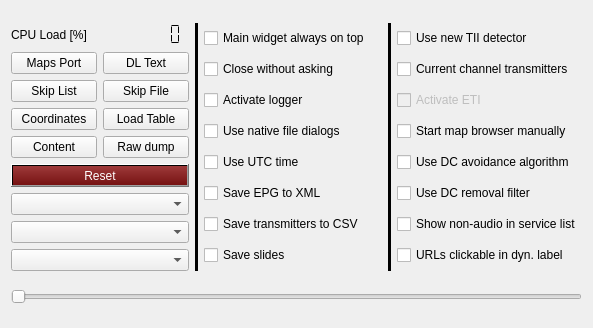
The window that src/configuration/configuration.ui (tomneda/DABstar) describes before a commit, drawn with Qt 5.
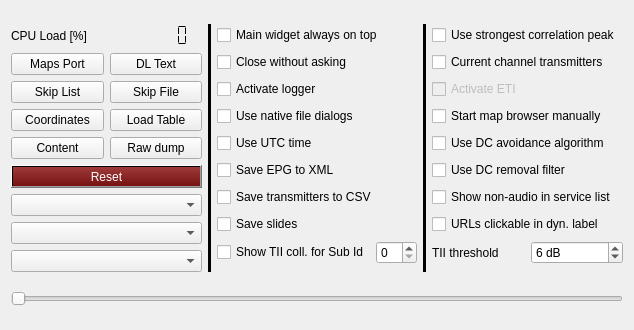
The same window after the commit.

What changed in the file:
```diff
--- a/src/configuration/configuration.ui
+++ b/src/configuration/configuration.ui
@@ -6,8 +6,8 @@
    <rect>
     <x>0</x>
     <y>0</y>
-    <width>593</width>
-    <height>328</height>
+    <width>634</width>
+    <height>330</height>
    </rect>
   </property>
   <property name="windowTitle">
@@ -291,6 +291,33 @@
          </property>
         </widget>
        </item>
+       <item>
+        <layout class="QHBoxLayout" name="horizontalLayout_2">
+         <item>
+          <widget class="QCheckBox" name="cbTiiCollisions">
+           <property name="toolTip">
+            <string>&lt;html&gt;&lt;head/&gt;&lt;body&gt;&lt;p&gt;Shows TII collisions as main id = 99&lt;/p&gt;&lt;/body&gt;&lt;/html&gt;</string>
+           </property>
+           <property name="text">
+            <string>Show TII coll. for Sub Id</string>
+           </property>
+          </widget>
+         </item>
+         <item>
+          <widget class="QSpinBox" name="tii_subid">
+           <property name="minimum">
+            <number>0</number>
+           </property>
+           <property name="maximum">
+            <number>23</number>
+           </property>
+           <property name="value">
+            <number>0</number>
+           </property>
+          </widget>
+         </item>
+        </layout>
+       </item>
       </layout>
      </item>
      <item>
@@ -311,7 +338,7 @@
           <string>&lt;html&gt;&lt;head/&gt;&lt;body&gt;&lt;p&gt;a second implementation of the tii decoder can be selected here. The decoder &amp;quot;sees&amp;quot; more tii data, but also more erroneous data.&lt;/p&gt;&lt;/body&gt;&lt;/html&gt;</string>
          </property>
          <property name="text">
-          <string>Use new TII detector</string>
+          <string>Use strongest correlation peak</string>
          </property>
         </widget>
        </item>
@@ -388,6 +415,36 @@
          </property>
         </widget>
        </item>
+       <item>
+        <layout class="QHBoxLayout" name="horizontalLayout_3">
+         <item>
+          <widget class="QLabel" name="label_6">
+           <property name="text">
+            <string>TII threshold</string>
+           </property>
+          </widget>
+         </item>
+         <item>
+          <widget class="QSpinBox" name="tii_threshold">
+           <property name="toolTip">
+            <string>Threshold above noise level</string>
+           </property>
+           <property name="suffix">
+            <string> dB</string>
+           </property>
+           <property name="minimum">
+            <number>3</number>
+           </property>
+           <property name="maximum">
+            <number>9</number>
+           </property>
+           <property name="value">
+            <number>6</number>
+           </property>
+          </widget>
+         </item>
+        </layout>
+       </item>
       </layout>
      </item>
     </layout>
```
Left out of the diff: 4 changed lines with no effect on the pictures.
